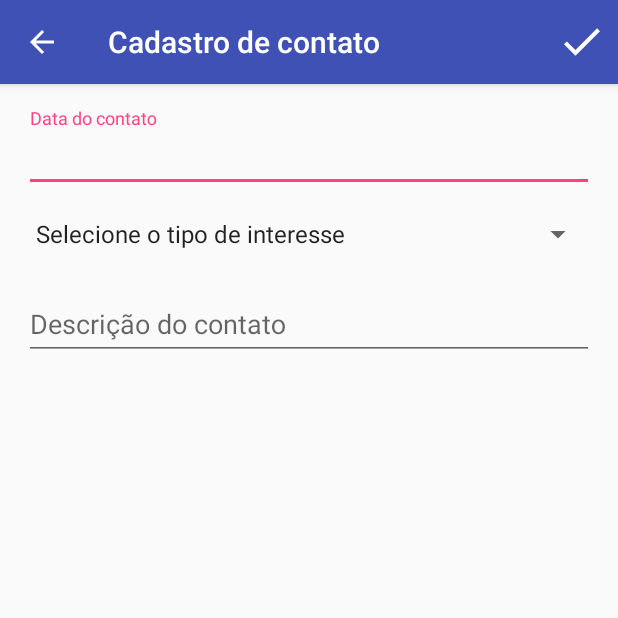
After one commit to ezeqlabs/selltimer, an Android app: the CadastroContatoActivity screen opened directly, with no data from a screen before it, on a phone screen of 412 x 824 dp, the top half of it. The commit adds this screen. Run offline under Robolectric (Android 15) with nearby library versions, the phone set to English and light mode, and no system bars.

Commit message:
Criando tela de cadastro de contato

```diff
--- a/app/src/main/AndroidManifest.xml
+++ b/app/src/main/AndroidManifest.xml
@@ -30,7 +30,10 @@
             android:label="@string/title_activity_detalhe_cliente" />
         <activity
             android:name=".DetalheContatoActivity"
-            android:label="@string/title_activity_detalhe_contato"/>
+            android:label="@string/title_activity_detalhe_contato" />
+        <activity
+            android:name=".CadastroContatoActivity"
+            android:label="@string/title_activity_cadastro_contato" />
     </application>
 
 </manifest>
--- /dev/null
+++ b/app/src/main/java/br/com/ezeqlabs/selltimer/CadastroContatoActivity.java
@@ -0,0 +1,47 @@
+package br.com.ezeqlabs.selltimer;
+
+import android.support.v7.app.AppCompatActivity;
+import android.os.Bundle;
+import android.view.Menu;
+import android.view.MenuItem;
+import android.widget.ArrayAdapter;
+import android.widget.Spinner;
+
+public class CadastroContatoActivity extends AppCompatActivity {
+
+    @Override
+    protected void onCreate(Bundle savedInstanceState) {
+        super.onCreate(savedInstanceState);
+        setContentView(R.layout.activity_cadastro_contato);
+
+        getSupportActionBar().setDisplayHomeAsUpEnabled(true);
+        getSupportActionBar().setDisplayShowHomeEnabled(true);
+
+        Spinner spinner = (Spinner) findViewById(R.id.interesse_contato);
+        ArrayAdapter<CharSequence> adapter = ArrayAdapter.createFromResource(this,
+                R.array.tipos_de_interesse, android.R.layout.simple_spinner_item);
+        adapter.setDropDownViewResource(android.R.layout.simple_spinner_dropdown_item);
+        spinner.setAdapter(adapter);
+    }
+
+    @Override
+    public boolean onCreateOptionsMenu(Menu menu) {
+        getMenuInflater().inflate(R.menu.cadastro, menu);
+        return true;
+    }
+
+    @Override
+    public boolean onOptionsItemSelected(MenuItem item){
+        switch (item.getItemId()){
+            case android.R.id.home:
+                this.finish();
+                return true;
+
+            case R.id.action_salvar:
+                return false;
+
+            default:
+                return super.onOptionsItemSelected(item);
+        }
+    }
+}
--- a/app/src/main/java/br/com/ezeqlabs/selltimer/DetalheClienteActivity.java
+++ b/app/src/main/java/br/com/ezeqlabs/selltimer/DetalheClienteActivity.java
@@ -65,4 +65,9 @@ public class DetalheClienteActivity extends AppCompatActivity {
                 return super.onOptionsItemSelected(item);
         }
     }
+
+    public void adicionaContato(View v){
+        Intent cadastroContato = new Intent(this, CadastroContatoActivity.class);
+        startActivity(cadastroContato);
+    }
 }
--- /dev/null
+++ b/app/src/main/res/layout/activity_cadastro_contato.xml
@@ -0,0 +1,56 @@
+<?xml version="1.0" encoding="utf-8"?>
+<ScrollView xmlns:android="http://schemas.android.com/apk/res/android"
+    xmlns:tools="http://schemas.android.com/tools"
+    android:layout_width="match_parent"
+    android:layout_height="match_parent"
+    android:paddingBottom="@dimen/activity_vertical_margin"
+    android:paddingLeft="@dimen/activity_horizontal_margin"
+    android:paddingRight="@dimen/activity_horizontal_margin"
+    android:paddingTop="@dimen/activity_vertical_margin"
+    tools:context="br.com.ezeqlabs.selltimer.CadastroContatoActivity">
+
+    <LinearLayout
+        android:layout_width="match_parent"
+        android:layout_height="wrap_content"
+        android:orientation="vertical">
+
+        <android.support.design.widget.TextInputLayout
+            android:layout_height="wrap_content"
+            android:layout_width="match_parent">
+
+            <EditText
+                android:id="@+id/data_contato"
+                android:layout_width="match_parent"
+                android:layout_height="wrap_content"
+                android:hint="@string/label_data"
+                android:layout_marginBottom="16dp"
+                android:inputType="date"
+                />
+
+        </android.support.design.widget.TextInputLayout>
+
+        <Spinner
+            android:id="@+id/interesse_contato"
+            android:layout_width="fill_parent"
+            android:layout_height="wrap_content"
+            android:layout_marginBottom="16dp"
+            android:prompt="@string/label_interesse"
+            />
+
+        <android.support.design.widget.TextInputLayout
+            android:layout_height="wrap_content"
+            android:layout_width="match_parent">
+
+            <EditText
+                android:id="@+id/descricao_contato"
+                android:layout_width="match_parent"
+                android:layout_height="wrap_content"
+                android:hint="@string/label_descricao"
+                android:layout_marginBottom="16dp"
+                android:inputType="textAutoCorrect|textLongMessage|textMultiLine"/>
+
+        </android.support.design.widget.TextInputLayout>
+
+    </LinearLayout>
+
+</ScrollView>
--- a/app/src/main/res/layout/activity_detalhe_cliente.xml
+++ b/app/src/main/res/layout/activity_detalhe_cliente.xml
@@ -113,6 +113,7 @@
                 android:text="@string/btn_adicionar_contato"
                 android:paddingLeft="15dp"
                 android:paddingRight="15dp"
+                android:onClick="adicionaContato"
                 />
 
         </LinearLayout>
--- /dev/null
+++ b/app/src/main/res/values/arrays.xml
@@ -0,0 +1,8 @@
+<resources>
+    <string-array name="tipos_de_interesse">
+        <item>@string/label_interesse</item>
+        <item>Muito interessado</item>
+        <item>Interessado</item>
+        <item>Pouco interessado</item>
+    </string-array>
+</resources>
--- a/app/src/main/res/values/strings.xml
+++ b/app/src/main/res/values/strings.xml
@@ -38,6 +38,12 @@
     <string name="label_email">E-mail</string>
     <string name="novo_email"><u>+ Adicionar e-mail</u></string>
 
+    <!-- CADASTRO CONTATO ACTIVITY -->
+    <string name="title_activity_cadastro_contato">Cadastro de contato</string>
+    <string name="label_data">Data do contato</string>
+    <string name="label_descricao">Descrição do contato</string>
+    <string name="label_interesse">Selecione o tipo de interesse</string>
+
     <!-- DETALHE CLIENTE ACTIVITY -->
     <string name="title_activity_detalhe_cliente">Detalhe do cliente</string>
     <string name="telefones_detalhe_cliente">Telefones:</string>
```
